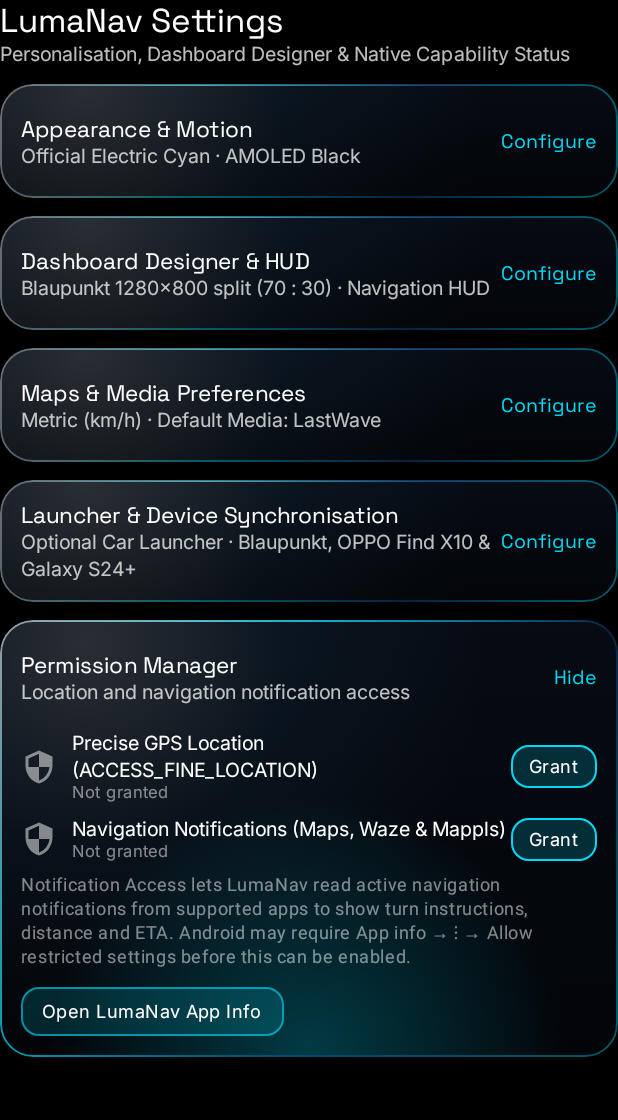
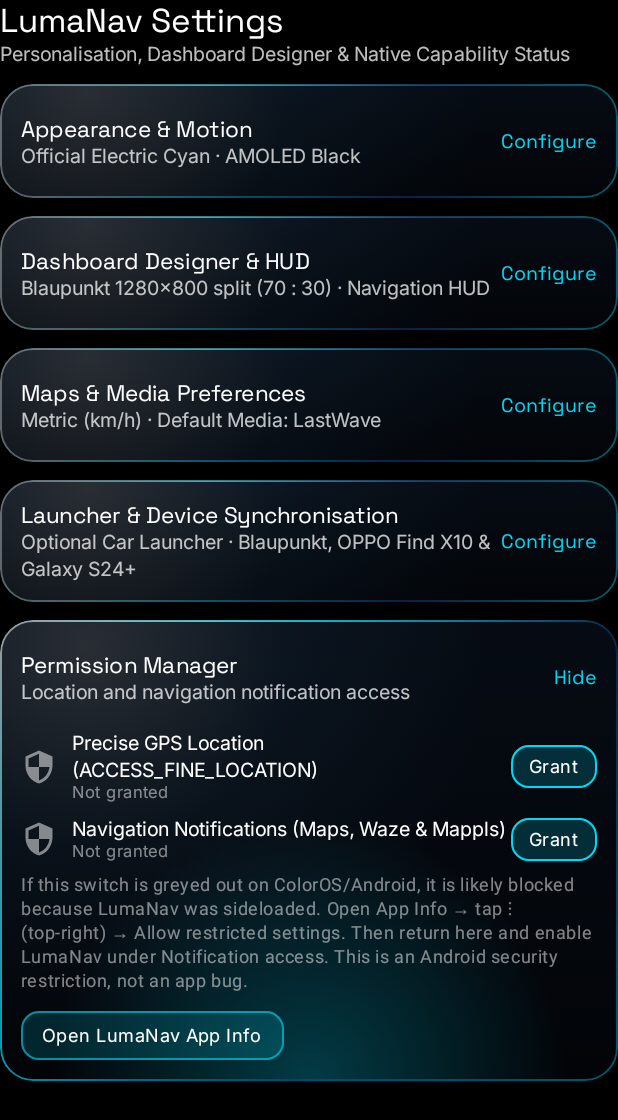
Before and after one commit to 2022Brave/LumaNAV, an Android app built with Jetpack Compose: the composable SettingsScreen called with sample values from the repository, after a tap on "Dashboard Designer & HUD", on a phone screen of 412 x 824 dp. Shown: the top 1120 px of the screen. Run offline under Robolectric (Android 15) with nearby library versions, the phone set to English and light mode, and no system bars; 2 other taps on this screen came first.

Commit message:
Explain sideloaded notification access restriction

```diff
--- a/app/src/main/java/com/example/ui/screens/SettingsScreen.kt
+++ b/app/src/main/java/com/example/ui/screens/SettingsScreen.kt
@@ -409,7 +409,7 @@ fun SettingsScreen(
                 )
                 Spacer(Modifier.height(8.dp))
                 Text(
-                    text = "Notification Access lets LumaNav read active navigation notifications from supported apps to show turn instructions, distance and ETA. Android may require App info → ⋮ → Allow restricted settings before this can be enabled.",
+                    text = "If this switch is greyed out on ColorOS/Android, it is likely blocked because LumaNav was sideloaded. Open App Info → tap ⋮ (top-right) → Allow restricted settings. Then return here and enable LumaNav under Notification access. This is an Android security restriction, not an app bug.",
                     style = MaterialTheme.typography.bodySmall,
                     color = TextMuted,
                     modifier = Modifier.fillMaxWidth()
```
